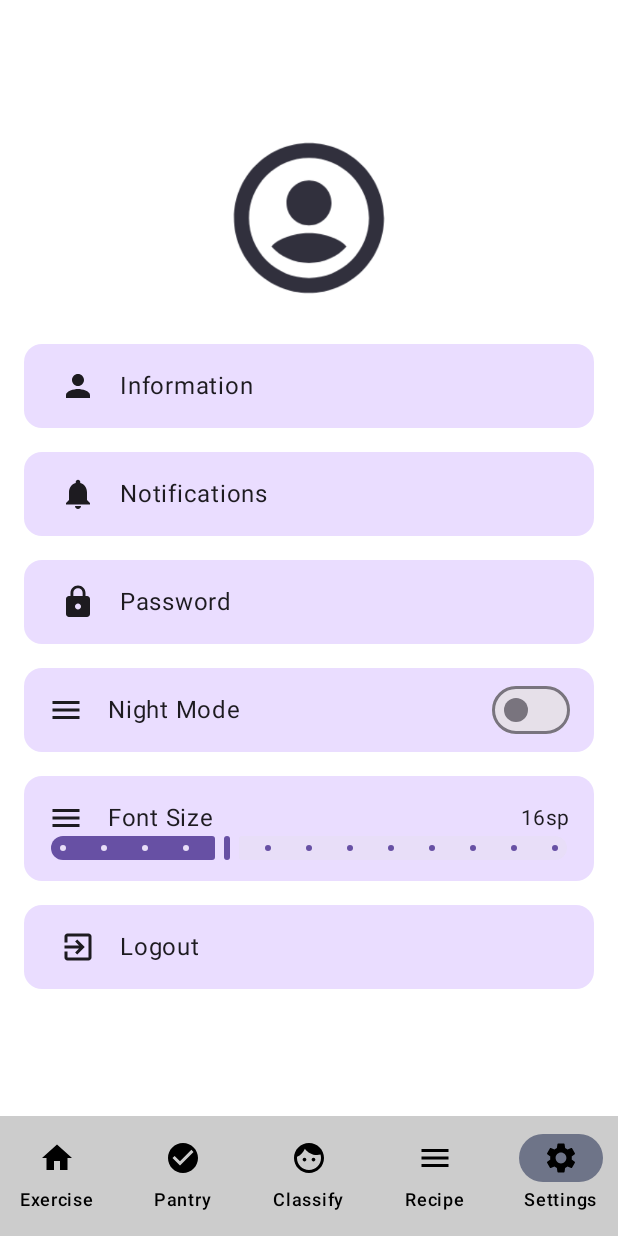
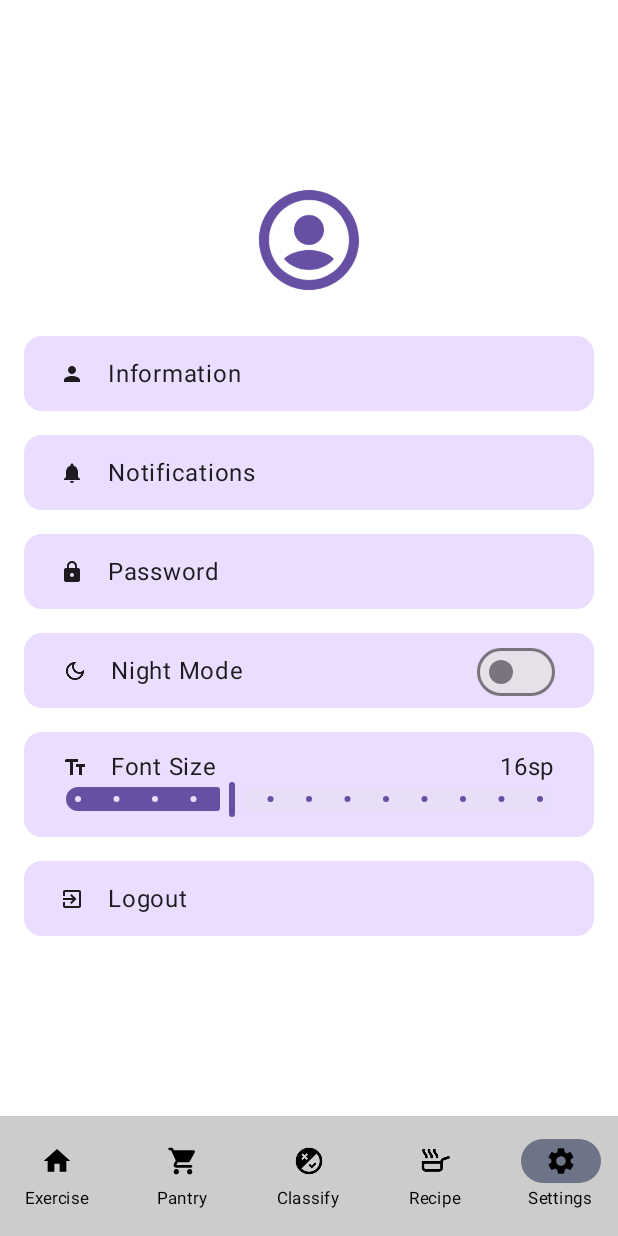
Before and after one commit to LukaTree7/CS528_Pantry_N_Health, an Android app built with Jetpack Compose: the screen it shows after launch (MainActivity), item 5 of the bottom bar chosen, on a phone screen of 412 x 824 dp. Run offline under Robolectric (Android 15) with nearby library versions, the phone set to English and light mode, and no system bars.

Commit message:
FontSize added, some Icons updated

```diff
--- a/app/src/main/java/com/example/afinal/Exercise.kt
+++ b/app/src/main/java/com/example/afinal/Exercise.kt
@@ -39,6 +39,7 @@ import androidx.compose.ui.geometry.CornerRadius
 import androidx.compose.ui.geometry.Offset
 import androidx.compose.ui.geometry.Size
 import androidx.compose.ui.graphics.Color
+import androidx.compose.ui.graphics.ColorFilter
 import androidx.compose.ui.platform.LocalContext
 import androidx.compose.ui.res.painterResource
 import androidx.compose.ui.text.font.FontWeight
@@ -47,6 +48,7 @@ import androidx.compose.ui.unit.sp
 import java.text.SimpleDateFormat
 import java.util.Calendar
 import java.util.Locale
+
 
 @SuppressLint("DefaultLocale")
 @Composable
@@ -78,7 +80,11 @@ fun ExerciseScreen() {
             },
             contentAlignment = Alignment.Center
         ) {
-            Column {
+            Column (
+                modifier = Modifier.fillMaxSize(),
+                verticalArrangement = Arrangement.SpaceEvenly,
+                horizontalAlignment = Alignment.CenterHorizontally
+            ) {
                 Row(
                     modifier = Modifier
                         .fillMaxWidth()
@@ -92,7 +98,8 @@ fun ExerciseScreen() {
                         modifier = Modifier
                             .size(160.dp)
                             .clickable { println("Avatar clicked") }
-                            .padding(end = 16.dp)
+                            .padding(end = 16.dp),
+                        colorFilter = ColorFilter.tint(MaterialTheme.colorScheme.primary)
                     )
                     Spacer(modifier = Modifier.width(16.dp))
                     Column(
@@ -277,7 +284,7 @@ fun ExerciseScreen() {
 fun HealthMetricCard(iconResId: Int, value: String, unit: String) {
     val appState = LocalAppState.current
     val backgroundColor = if (appState.isDarkMode) Color.Black else Color.White
-    val textColor = if (appState.isDarkMode) Color.White else Color.Black
+    val textColor = MaterialTheme.colorScheme.primary
 
     Box(
         modifier = Modifier
@@ -296,7 +303,8 @@ fun HealthMetricCard(iconResId: Int, value: String, unit: String) {
             Image(
                 painter = painterResource(id = iconResId),
                 contentDescription = null,
-                modifier = Modifier.size(30.dp)
+                modifier = Modifier.size(30.dp),
+                colorFilter = ColorFilter.tint(MaterialTheme.colorScheme.primary)
             )
             Spacer(modifier = Modifier.width(16.dp))
             Box {
--- a/app/src/main/java/com/example/afinal/MainActivity.kt
+++ b/app/src/main/java/com/example/afinal/MainActivity.kt
@@ -7,13 +7,13 @@ import androidx.activity.ComponentActivity
 import androidx.activity.compose.setContent
 import androidx.compose.foundation.background
 import androidx.compose.foundation.layout.padding
+import androidx.compose.foundation.layout.size
 import androidx.compose.material.icons.Icons
-import androidx.compose.material.icons.filled.CheckCircle
-import androidx.compose.material.icons.filled.Face
 import androidx.compose.material.icons.filled.Home
-import androidx.compose.material.icons.filled.Menu
 import androidx.compose.material.icons.filled.Settings
+import androidx.compose.material.icons.rounded.ShoppingCart
 import androidx.compose.material3.Icon
+import androidx.compose.material3.MaterialTheme
 import androidx.compose.material3.NavigationBar
 import androidx.compose.material3.NavigationBarItem
 import androidx.compose.material3.Scaffold
@@ -25,6 +25,9 @@ import androidx.compose.runtime.remember
 import androidx.compose.ui.Modifier
 import androidx.compose.ui.graphics.Color
 import androidx.compose.ui.graphics.vector.ImageVector
+import androidx.compose.ui.res.painterResource
+import androidx.compose.ui.unit.dp
+import androidx.compose.ui.unit.sp
 import androidx.navigation.NavHostController
 import androidx.navigation.compose.NavHost
 import androidx.navigation.compose.composable
@@ -56,8 +59,7 @@ fun MainApp(navController: NavHostController) {
     val isDarkMode = appState.isDarkMode
 
     Scaffold(
-        modifier = Modifier.background(
-            if (isDarkMode) Color.Black else Color.White),
+        modifier = Modifier.background(if (isDarkMode) Color.Black else Color.White),
         containerColor = if (isDarkMode) Color.Black else Color.White,
         bottomBar = {
             if (currentRoute in listOf(
@@ -100,25 +102,38 @@ fun BottomNavigationBar(navController: NavHostController) {
 
     val appState = LocalAppState.current
     val isDarkMode = appState.isDarkMode
+    val fontSize = appState.fontSize
 
     NavigationBar(
-        modifier = Modifier.background(
-            if (isDarkMode) Color.DarkGray else Color.LightGray
-        ),
+        modifier = Modifier.background(if (isDarkMode) Color.DarkGray else Color.LightGray),
         containerColor = if (isDarkMode) Color.DarkGray else Color.LightGray
     ) {
         items.forEach { screen ->
             NavigationBarItem(
                 icon = {
-                    Icon(
-                        imageVector = screen.icon,
-                        contentDescription = screen.route,
-                        tint = if (isDarkMode) Color.White else Color.Black
-                    )
+                    when {
+                        screen.iconVector != null -> {
+                            Icon(
+                                imageVector = screen.iconVector,
+                                contentDescription = screen.route,
+                                modifier = Modifier.size(appState.fontSize.dp + 5.dp),
+                                tint = if (isDarkMode) Color.White else Color.Black
+                            )
+                        }
+                        screen.iconResId != null -> {
+                            Icon(
+                                painter = painterResource(id = screen.iconResId),
+                                contentDescription = screen.route,
+                                modifier = Modifier.size(appState.fontSize.dp + 5.dp),
+                                tint = if (isDarkMode) Color.White else Color.Black
+                            )
+                        }
+                    }
                 },
                 label = {
                     Text(
                         text = screen.route,
+                        style = MaterialTheme.typography.bodyLarge.copy(fontSize = (fontSize - 5).sp),
                         color = if (isDarkMode) Color.White else Color.Black
                     )
                 },
@@ -137,10 +152,10 @@ fun BottomNavigationBar(navController: NavHostController) {
     }
 }
 
-sealed class Screen(val route: String, val icon: ImageVector) {
-    object Exercise : Screen("Exercise", Icons.Default.Home)
-    object Search : Screen("Pantry", Icons.Default.CheckCircle)
-    object Notifications : Screen("Classify", Icons.Default.Face)
-    object Recipe : Screen("Recipe", Icons.Default.Menu)
-    object Profile : Screen("Settings", Icons.Default.Settings)
+sealed class Screen(val route: String, val iconResId: Int? = null, val iconVector: ImageVector? = null) {
+    object Exercise : Screen("Exercise", iconVector = Icons.Default.Home)
+    object Search : Screen("Pantry", iconVector = Icons.Rounded.ShoppingCart)
+    object Notifications : Screen("Classify", iconResId = R.drawable.flaky)
+    object Recipe : Screen("Recipe", iconResId = R.drawable.cook)
+    object Profile : Screen("Settings", iconVector = Icons.Default.Settings)
 }
--- a/app/src/main/java/com/example/afinal/Settings.kt
+++ b/app/src/main/java/com/example/afinal/Settings.kt
@@ -19,7 +19,6 @@ import androidx.compose.foundation.shape.CircleShape
 import androidx.compose.material.icons.Icons
 import androidx.compose.material.icons.filled.ExitToApp
 import androidx.compose.material.icons.filled.Lock
-import androidx.compose.material.icons.filled.Menu
 import androidx.compose.material.icons.filled.Notifications
 import androidx.compose.material.icons.filled.Person
 import androidx.compose.material3.Button
@@ -36,9 +35,11 @@ import androidx.compose.ui.Alignment
 import androidx.compose.ui.Modifier
 import androidx.compose.ui.draw.clip
 import androidx.compose.ui.graphics.Color
+import androidx.compose.ui.graphics.ColorFilter
 import androidx.compose.ui.graphics.vector.ImageVector
 import androidx.compose.ui.res.painterResource
 import androidx.compose.ui.unit.dp
+import androidx.compose.ui.unit.sp
 import androidx.navigation.NavHostController
 
 @Composable
@@ -68,8 +69,9 @@ fun SettingScreen(navController: NavHostController) {
                     painter = painterResource(id = R.drawable.avatar),
                     contentDescription = "User Avatar",
                     modifier = Modifier
-                        .size(120.dp)
-                        .clip(CircleShape)
+                        .size(appState.fontSize.dp * 5)
+                        .clip(CircleShape),
+                    colorFilter = ColorFilter.tint(MaterialTheme.colorScheme.primary)
                 )
 
                 Spacer(modifier = Modifier.height(24.dp))
@@ -77,6 +79,7 @@ fun SettingScreen(navController: NavHostController) {
                 SettingButton(
                     icon = Icons.Default.Person,
                     text = "Information",
+                    fontSize = appState.fontSize,
                     onClick = { }
                 )
 
@@ -85,6 +88,7 @@ fun SettingScreen(navController: NavHostController) {
                 SettingButton(
                     icon = Icons.Default.Notifications,
                     text = "Notifications",
+                    fontSize = appState.fontSize,
                     onClick = { }
                 )
 
@@ -93,6 +97,7 @@ fun SettingScreen(navController: NavHostController) {
                 SettingButton(
                     icon = Icons.Default.Lock,
                     text = "Password",
+                    fontSize = appState.fontSize,
                     onClick = { }
                 )
 
@@ -101,13 +106,14 @@ fun SettingScreen(navController: NavHostController) {
                 Box(
                     modifier = Modifier
                         .fillMaxWidth()
-                        .height(56.dp)
+                        .height((10 + appState.fontSize * 2.5).dp)
                         .background(
                             color = MaterialTheme.colorScheme.primaryContainer,
                             shape = MaterialTheme.shapes.medium
                         )
                         .clip(MaterialTheme.shapes.medium)
                         .clickable { appState.toggleDarkMode() }
+                        .padding(10.dp)
                 ) {
                     Row(
                         verticalAlignment = Alignment.CenterVertically,
@@ -115,16 +121,18 @@ fun SettingScreen(navController: NavHostController) {
                             .fillMaxSize()
                             .padding(horizontal = 16.dp)
                     ) {
-                        Icon(
-                            imageVector = Icons.Default.Menu,
-                            contentDescription = "Night Mode",
-                            modifier = Modifier.size(24.dp),
-                            tint = MaterialTheme.colorScheme.onBackground
+                        Image(
+                            painter = painterResource(id = R.drawable.dark_mode),
+                            contentDescription = "Dark Mode",
+                            modifier = Modifier
+                                .size(appState.fontSize.dp)
+                                .clip(CircleShape),
+                            colorFilter = ColorFilter.tint(MaterialTheme.colorScheme.onBackground)
                         )
                         Spacer(modifier = Modifier.width(16.dp))
                         Text(
                             text = "Night Mode",
-                            style = MaterialTheme.typography.bodyLarge,
+                            style = MaterialTheme.typography.bodyLarge.copy(fontSize = appState.fontSize.sp),
                             color = MaterialTheme.colorScheme.onBackground
                         )
                         Spacer(modifier = Modifier.weight(1f))
@@ -146,11 +154,12 @@ fun SettingScreen(navController: NavHostController) {
                             shape = MaterialTheme.shapes.medium
                         )
                         .clip(MaterialTheme.shapes.medium)
+                        .padding(10.dp)
                 ) {
                     Column(
                         modifier = Modifier
                             .fillMaxSize()
-                            .padding(16.dp),
+                            .padding(horizontal = 16.dp, vertical = 4.dp),
                         verticalArrangement = Arrangement.Top
                     ) {
                         Row(
@@ -158,22 +167,24 @@ fun SettingScreen(navController: NavHostController) {
                             modifier = Modifier
                                 .fillMaxWidth()
                         ) {
-                            Icon(
-                                imageVector = Icons.Default.Menu,
-                                contentDescription = "Font Size",
-                                modifier = Modifier.size(24.dp),
-                                tint = MaterialTheme.colorScheme.onBackground
+                            Image(
+                                painter = painterResource(id = R.drawable.text_field),
+                                contentDescription = "User Avatar",
+                                modifier = Modifier
+                                    .size(appState.fontSize.dp)
+                                    .clip(CircleShape),
+                                colorFilter = ColorFilter.tint(MaterialTheme.colorScheme.onBackground)
                             )
                             Spacer(modifier = Modifier.width(16.dp))
                             Text(
                                 text = "Font Size",
-                                style = MaterialTheme.typography.bodyLarge,
+                                style = MaterialTheme.typography.bodyLarge.copy(fontSize = appState.fontSize.sp),
                                 color = MaterialTheme.colorScheme.onBackground
                             )
                             Spacer(modifier = Modifier.weight(1f))
                             Text(
                                 text = "${appState.fontSize.toInt()}sp",
-                                style = MaterialTheme.typography.bodyMedium,
+                                style = MaterialTheme.typography.bodyLarge.copy(fontSize = appState.fontSize.sp),
                                 color = MaterialTheme.colorScheme.onBackground
                             )
                         }
@@ -193,6 +204,7 @@ fun SettingScreen(navController: NavHostController) {
                 SettingButton(
                     icon = Icons.Default.ExitToApp,
                     text = "Logout",
+                    fontSize = appState.fontSize,
                     onClick = { navController.navigate("login") }
                 )
             }
@@ -201,12 +213,17 @@ fun SettingScreen(navController: NavHostController) {
 }
 
 @Composable
-fun SettingButton(icon: ImageVector, text: String, onClick: () -> Unit) {
+fun SettingButton(
+    icon: ImageVector,
+    text: String,
+    fontSize: Float,
+    onClick: () -> Unit
+) {
     Button(
         onClick = onClick,
         modifier = Modifier
             .fillMaxWidth()
-            .height(56.dp),
+            .height((10 + fontSize * 2.5).dp),
         shape = MaterialTheme.shapes.medium,
         colors = ButtonDefaults.buttonColors(
             containerColor = MaterialTheme.colorScheme.primaryContainer
@@ -220,13 +237,13 @@ fun SettingButton(icon: ImageVector, text: String, onClick: () -> Unit) {
             Icon(
                 imageVector = icon,
                 contentDescription = text,
-                modifier = Modifier.size(24.dp),
+                modifier = Modifier.size(fontSize.dp),
                 tint = MaterialTheme.colorScheme.onBackground
             )
             Spacer(modifier = Modifier.width(16.dp))
             Text(
                 text = text,
-                style = MaterialTheme.typography.bodyLarge,
+                style = MaterialTheme.typography.bodyLarge.copy(fontSize = fontSize.sp),
                 color = MaterialTheme.colorScheme.onBackground
             )
         }
```
Also changed, not shown: app/src/main/res/drawable/cook.png (added), app/src/main/res/drawable/dark_mode.png (added), app/src/main/res/drawable/flaky.png (added), app/src/main/res/drawable/text_field.png (added), 1 other file.
